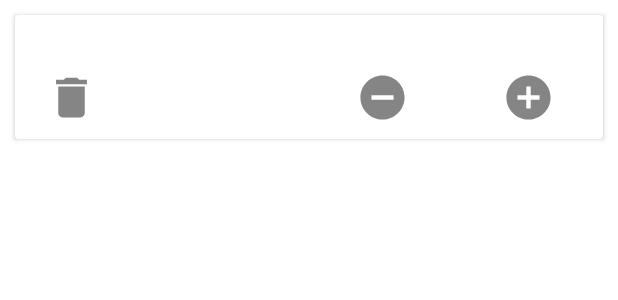
After one commit to hareshnayak/Shopping-List, an Android app: the layout item_shopping.xml on its own in the app's theme, with its tools: preview values and no code run, on a phone screen of 412 x 824 dp. The commit adds this screen. Shown: the top 300 px of the screen. Run offline under Robolectric (Android 15) with nearby library versions, the phone set to English and light mode, and no system bars.

Commit message:
Functionality to btns added

```diff
--- /dev/null
+++ b/app/src/main/java/com/hareshnayak/shoplist/adapter/ShoppingItemAdapter.kt
@@ -0,0 +1,54 @@
+package com.hareshnayak.shoplist.adapter
+
+import android.view.LayoutInflater
+import android.view.View
+import android.view.ViewGroup
+import android.widget.ImageView
+import android.widget.TextView
+import androidx.recyclerview.widget.RecyclerView
+import com.google.android.material.snackbar.Snackbar
+import com.hareshnayak.shoplist.R
+import com.hareshnayak.shoplist.data.db.enities.ShoppingItem
+import com.hareshnayak.shoplist.ui.ShoppingViewModel
+
+class ShoppingItemAdapter(
+    var items: List<ShoppingItem>,
+    private val viewModel:ShoppingViewModel
+) : RecyclerView.Adapter<ShoppingItemAdapter.ShoppingViewHolder>(){
+    inner class ShoppingViewHolder(itemView: View): RecyclerView.ViewHolder(itemView){
+
+    }
+    override fun onCreateViewHolder(parent: ViewGroup, viewType: Int): ShoppingViewHolder {
+        val view = LayoutInflater.from(parent.context).inflate(R.layout.item_shopping, parent, false)
+        return ShoppingViewHolder(view)
+    }
+
+    override fun onBindViewHolder(holder: ShoppingViewHolder, position: Int) {
+        val curShoppingItem = items[position]
+        holder.itemView.findViewById<TextView>(R.id.tv_item_name).text = curShoppingItem.item_name
+        holder.itemView.findViewById<TextView>(R.id.tv_item_count).text = curShoppingItem.item_price.toString()
+
+        holder.itemView.findViewById<ImageView>(R.id.iv_delete).setOnClickListener {
+            viewModel.delete(curShoppingItem)
+        }
+        holder.itemView.findViewById<ImageView>(R.id.iv_plus).setOnClickListener {
+            curShoppingItem.item_price++
+            viewModel.upsert(curShoppingItem)
+        }
+        holder.itemView.findViewById<ImageView>(R.id.iv_minus).setOnClickListener {
+            if(curShoppingItem.item_price>0){
+                curShoppingItem.item_price--
+                viewModel.upsert(curShoppingItem)
+            }
+            else if(curShoppingItem.item_price==0){
+            val tempName : String = curShoppingItem.item_name
+            viewModel.delete(curShoppingItem)
+            }
+        }
+    }
+
+    override fun getItemCount(): Int {
+        return items.size
+    }
+
+}
--- /dev/null
+++ b/app/src/main/res/drawable-anydpi/ic_delete.xml
@@ -0,0 +1,11 @@
+<vector xmlns:android="http://schemas.android.com/apk/res/android"
+    android:width="24dp"
+    android:height="24dp"
+    android:viewportWidth="24"
+    android:viewportHeight="24"
+    android:tint="#333333"
+    android:alpha="0.6">
+  <path
+      android:fillColor="@android:color/white"
+      android:pathData="M6,19c0,1.1 0.9,2 2,2h8c1.1,0 2,-0.9 2,-2V7H6v12zM19,4h-3.5l-1,-1h-5l-1,1H5v2h14V4z"/>
+</vector>
--- /dev/null
+++ b/app/src/main/res/drawable-anydpi/ic_minus.xml
@@ -0,0 +1,11 @@
+<vector xmlns:android="http://schemas.android.com/apk/res/android"
+    android:width="24dp"
+    android:height="24dp"
+    android:viewportWidth="24"
+    android:viewportHeight="24"
+    android:tint="#333333"
+    android:alpha="0.6">
+  <path
+      android:fillColor="@android:color/white"
+      android:pathData="M12,2C6.48,2 2,6.48 2,12s4.48,10 10,10 10,-4.48 10,-10S17.52,2 12,2zM17,13L7,13v-2h10v2z"/>
+</vector>
--- /dev/null
+++ b/app/src/main/res/drawable-anydpi/ic_plus.xml
@@ -0,0 +1,11 @@
+<vector xmlns:android="http://schemas.android.com/apk/res/android"
+    android:width="24dp"
+    android:height="24dp"
+    android:viewportWidth="24"
+    android:viewportHeight="24"
+    android:tint="#333333"
+    android:alpha="0.6">
+  <path
+      android:fillColor="@android:color/white"
+      android:pathData="M12,2C6.48,2 2,6.48 2,12s4.48,10 10,10 10,-4.48 10,-10S17.52,2 12,2zM17,13h-4v4h-2v-4L7,13v-2h4L11,7h2v4h4v2z"/>
+</vector>
--- /dev/null
+++ b/app/src/main/res/layout/item_shopping.xml
@@ -0,0 +1,97 @@
+<?xml version="1.0" encoding="utf-8"?>
+
+<androidx.constraintlayout.widget.ConstraintLayout
+    xmlns:android="http://schemas.android.com/apk/res/android"
+    xmlns:app="http://schemas.android.com/apk/res-auto"
+    android:layout_width="match_parent"
+    android:layout_height="wrap_content">
+
+    <androidx.cardview.widget.CardView
+        app:layout_constraintTop_toTopOf="parent"
+        app:layout_constraintBottom_toBottomOf="parent"
+        app:layout_constraintStart_toStartOf="parent"
+        app:layout_constraintEnd_toEndOf="parent"
+        android:layout_width="match_parent"
+        android:layout_height="wrap_content"
+        android:id="@+id/item_card"
+        android:layout_margin="10dp"
+        android:elevation="10dp">
+
+    <androidx.constraintlayout.widget.ConstraintLayout
+        android:layout_width="match_parent"
+        android:layout_height="wrap_content">
+        <TextView
+            android:id="@+id/tv_item_name"
+            android:layout_width="wrap_content"
+            android:layout_height="wrap_content"
+            android:text=""
+            android:gravity="start"
+            android:translationX="-90dp"
+            android:textColor="@color/black"
+            android:textSize="20sp"
+            app:layout_constraintStart_toStartOf="parent"
+            app:layout_constraintTop_toTopOf="parent"
+            app:layout_constraintBottom_toTopOf="@+id/delete"
+            app:layout_constraintEnd_toStartOf="@+id/tv_item_count">
+        </TextView>
+
+        <TextView
+            android:id="@+id/tv_item_count"
+            android:layout_width="wrap_content"
+            android:layout_height="wrap_content"
+            android:translationX="10dp"
+            android:text=""
+            android:textColor="@color/black"
+            android:textSize="20sp"
+            app:layout_constraintBottom_toTopOf="@+id/plus"
+            app:layout_constraintEnd_toEndOf="parent"
+            app:layout_constraintStart_toEndOf="@+id/tv_item_name"
+            app:layout_constraintTop_toTopOf="parent">
+        </TextView>
+
+        <ImageView
+            android:layout_width="35dp"
+            android:layout_height="35dp"
+            android:translationX="10dp"
+            android:layout_margin="10dp"
+            android:id="@+id/iv_delete"
+            android:contentDescription="@string/icon"
+            android:src="@drawable/ic_delete"
+            app:layout_constraintStart_toStartOf="parent"
+            app:layout_constraintEnd_toStartOf="minus"
+            app:layout_constraintTop_toBottomOf="@+id/tv_item_name"
+            app:layout_constraintBottom_toBottomOf="parent">
+        </ImageView>
+
+        <ImageView
+        android:layout_width="35dp"
+        android:layout_height="35dp"
+        android:id="@+id/iv_minus"
+        android:src="@drawable/ic_minus"
+            android:translationX="90dp"
+            android:contentDescription="@string/icon"
+        app:layout_constraintStart_toEndOf="@+id/iv_delete"
+        app:layout_constraintEnd_toStartOf="@id/iv_plus"
+        app:layout_constraintTop_toBottomOf="@+id/tv_item_count"
+        app:layout_constraintBottom_toBottomOf="parent">
+        </ImageView>
+
+        <ImageView
+            android:id="@+id/iv_plus"
+            android:layout_width="35dp"
+            android:layout_height="35dp"
+            android:contentDescription="@string/icon"
+            android:src="@drawable/ic_plus"
+            android:translationX="60dp"
+            app:layout_constraintBottom_toBottomOf="parent"
+            app:layout_constraintEnd_toEndOf="parent"
+            app:layout_constraintStart_toEndOf="@+id/iv_minus"
+            app:layout_constraintTop_toBottomOf="@+id/tv_item_count">
+        </ImageView>
+
+
+    </androidx.constraintlayout.widget.ConstraintLayout>
+
+</androidx.cardview.widget.CardView>
+
+</androidx.constraintlayout.widget.ConstraintLayout>
--- a/app/src/main/res/values/strings.xml
+++ b/app/src/main/res/values/strings.xml
@@ -1,3 +1,4 @@
 <resources>
     <string name="app_name">Shop List</string>
+    <string name="icon">icon</string>
 </resources>
```
Also changed, not shown: app/src/main/res/drawable-hdpi/ic_delete.png (added), app/src/main/res/drawable-hdpi/ic_minus.png (added), app/src/main/res/drawable-hdpi/ic_plus.png (added), app/src/main/res/drawable-mdpi/ic_delete.png (added), app/src/main/res/drawable-mdpi/ic_minus.png (added), app/src/main/res/drawable-mdpi/ic_plus.png (added), app/src/main/res/drawable-xhdpi/ic_delete.png (added), app/src/main/res/drawable-xhdpi/ic_minus.png (added), app/src/main/res/drawable-xhdpi/ic_plus.png (added), app/src/main/res/drawable-xxhdpi/ic_delete.png (added), app/src/main/res/drawable-xxhdpi/ic_minus.png (added), app/src/main/res/drawable-xxhdpi/ic_plus.png (added).
